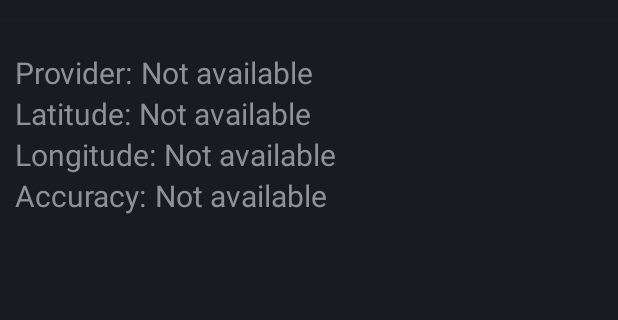
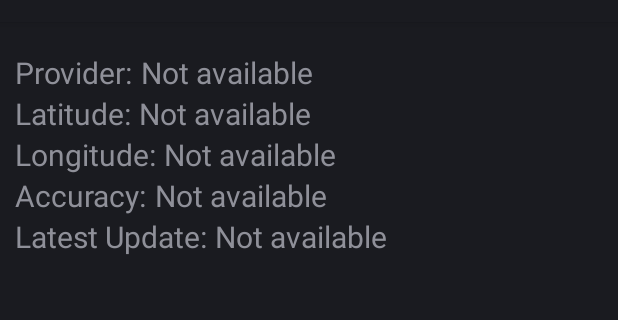
Before and after one commit to exiler0/geolocation-1, an Android app: the screen it shows after launch (MainActivity), on a phone screen of 412 x 824 dp, the part 62-382 px from its top. Run offline under Robolectric (Android 15) with nearby library versions, the phone set to English and light mode, and no system bars.

Commit message:
Fixed AGLA-2

```diff
--- a/app/src/main/java/de/freitag/stefan/android/geolocation/MainActivity.java
+++ b/app/src/main/java/de/freitag/stefan/android/geolocation/MainActivity.java
@@ -1,17 +1,12 @@
 package de.freitag.stefan.android.geolocation;
 
-import android.Manifest;
 import android.app.Activity;
 import android.content.Intent;
 import android.content.IntentSender;
-import android.content.pm.PackageManager;
 import android.location.Location;
-import android.net.Uri;
 import android.os.Bundle;
 import android.support.annotation.NonNull;
 import android.support.annotation.Nullable;
-import android.support.v4.app.ActivityCompat;
-import android.support.v4.content.ContextCompat;
 import android.util.Log;
 import android.widget.TextView;
 import android.widget.Toast;
@@ -29,6 +24,10 @@ import com.google.android.gms.location.LocationSettingsRequest;
 import com.google.android.gms.location.LocationSettingsResult;
 import com.google.android.gms.location.LocationSettingsStates;
 import com.google.android.gms.location.LocationSettingsStatusCodes;
+
+import java.text.DateFormat;
+import java.util.Date;
+import java.util.TimeZone;
 
 import de.freitag.stefan.android.R;
 
@@ -72,6 +71,10 @@ public final class MainActivity extends Activity implements GoogleApiClient.Conn
      */
     private TextView viewAccuracy;
 
+    /**
+     * For displaying the timestamp of the latest location update.
+     */
+    private TextView viewLatestUpdate;
 
     private Listener locListener;
 
@@ -154,6 +157,8 @@ public final class MainActivity extends Activity implements GoogleApiClient.Conn
         assert this.viewProvider != null;
         this.viewAccuracy = (TextView) findViewById(R.id.TextView_Accuracy);
         assert this.viewAccuracy != null;
+        this.viewLatestUpdate = (TextView) findViewById(R.id.TextView_LatestUpdate);
+        assert this.viewLatestUpdate != null;
     }
 
     /**
@@ -161,7 +166,6 @@ public final class MainActivity extends Activity implements GoogleApiClient.Conn
      * LocationServices API.
      */
     private synchronized void buildGoogleApiClient() {
-        Log.i(TAG, "Building GoogleApiClient");
         this.mGoogleApiClient = new GoogleApiClient.Builder(this)
                 .addConnectionCallbacks(this)
                 .addOnConnectionFailedListener(this)
@@ -207,7 +211,6 @@ public final class MainActivity extends Activity implements GoogleApiClient.Conn
     protected void onStop() {
         this.mGoogleApiClient.disconnect();
         super.onStop();
-
     }
 
 
@@ -216,21 +219,16 @@ public final class MainActivity extends Activity implements GoogleApiClient.Conn
      */
     protected LocationRequest createLocationRequest() {
 
-        /**
-         * The desired interval for location updates
-         */
+         //The desired interval for location updates
         final long UPDATE_INTERVAL_IN_MILLISECONDS = 5_000;
 
-        /**
-         * The fastest rate for active location updates.
-         */
+         //The fastest rate for active location updates.
         final long FASTEST_UPDATE_INTERVAL_IN_MILLISECONDS =
                 UPDATE_INTERVAL_IN_MILLISECONDS / 2;
 
         final LocationRequest request = new LocationRequest();
         request.setInterval(UPDATE_INTERVAL_IN_MILLISECONDS);
         request.setFastestInterval(FASTEST_UPDATE_INTERVAL_IN_MILLISECONDS);
-
         request.setPriority(LocationRequest.PRIORITY_HIGH_ACCURACY);
         return request;
     }
@@ -245,7 +243,6 @@ public final class MainActivity extends Activity implements GoogleApiClient.Conn
 
     @Override
     public void onConnected(@Nullable Bundle bundle) {
-        Log.i(TAG, "Connected to GoogleApiClient");
         if (mCurrentLocation == null) {
             mCurrentLocation = LocationServices.FusedLocationApi.getLastLocation(mGoogleApiClient);
         }
@@ -255,7 +252,6 @@ public final class MainActivity extends Activity implements GoogleApiClient.Conn
 
     @Override
     public void onConnectionSuspended(final int cause) {
-        Log.i(TAG, "Connection suspended");
         this.mGoogleApiClient.connect();
     }
 
@@ -313,5 +309,8 @@ public final class MainActivity extends Activity implements GoogleApiClient.Conn
         this.viewAccuracy.setText(accuracy);
         this.viewProvider.setText(provider);
 
+        final DateFormat dateTimeInstance = DateFormat.getDateTimeInstance();
+        this.viewLatestUpdate.setText(dateTimeInstance.format(new Date()));
+
     }
 }
--- a/app/src/main/res/layout/main.xml
+++ b/app/src/main/res/layout/main.xml
@@ -100,4 +100,26 @@
                 android:textSize="20sp">
         </TextView>
     </LinearLayout>
+
+    <LinearLayout
+        android:id="@+id/linearLayout_5"
+        android:layout_width="match_parent"
+        android:layout_height="wrap_content" >
+
+        <TextView
+            android:id="@+id/TextView_Label_LatestUpdate"
+            android:layout_width="wrap_content"
+            android:layout_height="wrap_content"
+            android:layout_marginLeft="10sp"
+            android:layout_marginRight="5sp"
+            android:text="@string/latestUpdate"
+            android:textSize="20sp" />
+
+        <TextView
+            android:id="@+id/TextView_LatestUpdate"
+            android:layout_width="wrap_content"
+            android:layout_height="wrap_content"
+            android:text="@string/not_available"
+            android:textSize="20sp" />
+    </LinearLayout>
 </LinearLayout>
--- a/app/src/main/res/values/strings.xml
+++ b/app/src/main/res/values/strings.xml
@@ -5,6 +5,7 @@
     <string name="longitude">Longitude:</string>
     <string name="latitude">Latitude:</string>
     <string name="accuracy">Accuracy:</string>
+    <string name="latestUpdate">Latest Update:</string>
     <string name="not_available">Not available</string>
     <string name="location_updated_message">Location updated</string>
 
```
Also changed, not shown: 1 other file.
